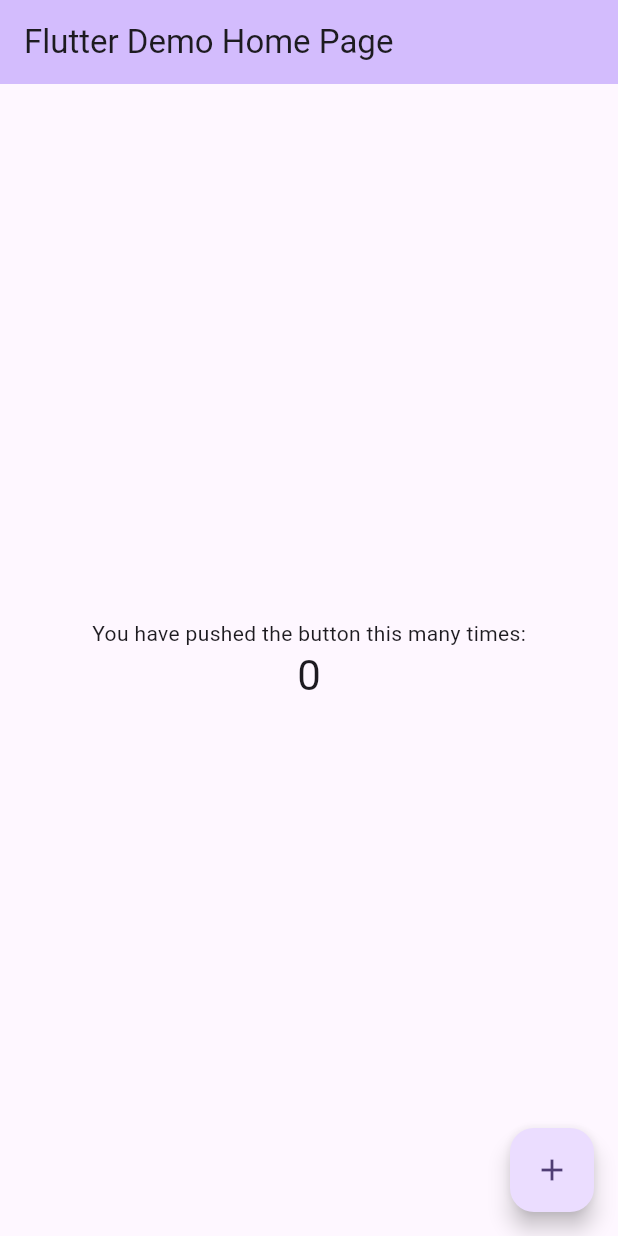
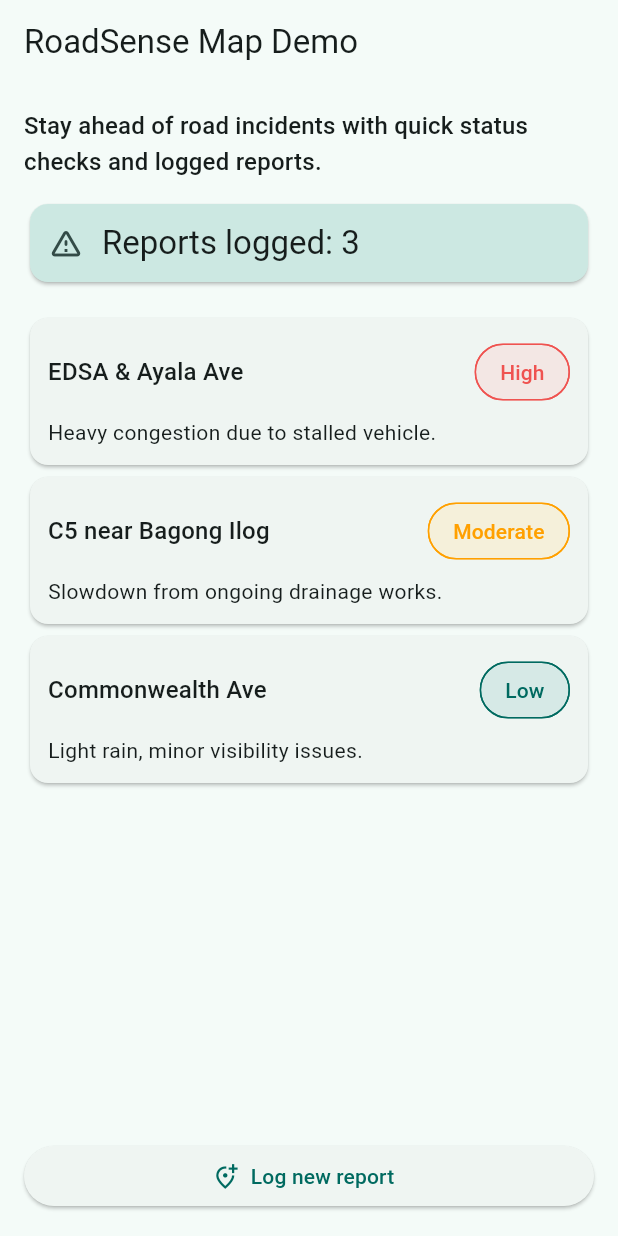
Before and after one commit to renzmichaelb396-coder/roadsense_map_demo, a Flutter app: the screen it shows after launch, on a phone screen of 412 x 824 dp. Run offline on Flutter 3.47's test engine with Material 3 defaults, Android fonts, the phone set to English and light mode, and no system bars.

Commit message:
Add RoadSense report dashboard and logging test

```diff
--- a/lib/main.dart
+++ b/lib/main.dart
@@ -4,48 +4,38 @@ void main() {
   runApp(const MyApp());
 }
 
+class RoadReport {
+  const RoadReport({
+    required this.location,
+    required this.severity,
+    required this.description,
+  });
+
+  final String location;
+  final SeverityLevel severity;
+  final String description;
+}
+
+enum SeverityLevel { low, moderate, high }
+
 class MyApp extends StatelessWidget {
   const MyApp({super.key});
 
-  // This widget is the root of your application.
   @override
   Widget build(BuildContext context) {
     return MaterialApp(
-      title: 'Flutter Demo',
+      title: 'RoadSense Map Demo',
       theme: ThemeData(
-        // This is the theme of your application.
-        //
-        // TRY THIS: Try running your application with "flutter run". You'll see
-        // the application has a purple toolbar. Then, without quitting the app,
-        // try changing the seedColor in the colorScheme below to Colors.green
-        // and then invoke "hot reload" (save your changes or press the "hot
-        // reload" button in a Flutter-supported IDE, or press "r" if you used
-        // the command line to start the app).
-        //
-        // Notice that the counter didn't reset back to zero; the application
-        // state is not lost during the reload. To reset the state, use hot
-        // restart instead.
-        //
-        // This works for code too, not just values: Most code changes can be
-        // tested with just a hot reload.
-        colorScheme: .fromSeed(seedColor: Colors.deepPurple),
+        colorScheme: ColorScheme.fromSeed(seedColor: Colors.teal),
+        useMaterial3: true,
       ),
-      home: const MyHomePage(title: 'Flutter Demo Home Page'),
+      home: const MyHomePage(title: 'RoadSense Map Demo'),
     );
   }
 }
 
 class MyHomePage extends StatefulWidget {
   const MyHomePage({super.key, required this.title});
-
-  // This widget is the home page of your application. It is stateful, meaning
-  // that it has a State object (defined below) that contains fields that affect
-  // how it looks.
-
-  // This class is the configuration for the state. It holds the values (in this
-  // case the title) provided by the parent (in this case the App widget) and
-  // used by the build method of the State. Fields in a Widget subclass are
-  // always marked "final".
 
   final String title;
 
@@ -54,69 +44,161 @@ class MyHomePage extends StatefulWidget {
 }
 
 class _MyHomePageState extends State<MyHomePage> {
-  int _counter = 0;
+  late List<RoadReport> _reports;
 
-  void _incrementCounter() {
+  @override
+  void initState() {
+    super.initState();
+    _reports = const [
+      RoadReport(
+        location: 'EDSA & Ayala Ave',
+        severity: SeverityLevel.high,
+        description: 'Heavy congestion due to stalled vehicle.',
+      ),
+      RoadReport(
+        location: 'C5 near Bagong Ilog',
+        severity: SeverityLevel.moderate,
+        description: 'Slowdown from ongoing drainage works.',
+      ),
+      RoadReport(
+        location: 'Commonwealth Ave',
+        severity: SeverityLevel.low,
+        description: 'Light rain, minor visibility issues.',
+      ),
+    ];
+  }
+
+  void _addReport() {
+    final nextIndex = _reports.length + 1;
     setState(() {
-      // This call to setState tells the Flutter framework that something has
-      // changed in this State, which causes it to rerun the build method below
-      // so that the display can reflect the updated values. If we changed
-      // _counter without calling setState(), then the build method would not be
-      // called again, and so nothing would appear to happen.
-      _counter++;
+      _reports = [
+        ..._reports,
+        RoadReport(
+          location: 'New report #$nextIndex',
+          severity: SeverityLevel.low,
+          description: 'Logged for follow-up review.',
+        ),
+      ];
     });
+  }
+
+  int get _reportCount => _reports.length;
+
+  Color _severityColor(SeverityLevel level, BuildContext context) {
+    switch (level) {
+      case SeverityLevel.high:
+        return Colors.red.shade400;
+      case SeverityLevel.moderate:
+        return Colors.amber.shade700;
+      case SeverityLevel.low:
+        return Theme.of(context).colorScheme.primary;
+    }
+  }
+
+  String _severityLabel(SeverityLevel level) {
+    switch (level) {
+      case SeverityLevel.high:
+        return 'High';
+      case SeverityLevel.moderate:
+        return 'Moderate';
+      case SeverityLevel.low:
+        return 'Low';
+    }
   }
 
   @override
   Widget build(BuildContext context) {
-    // This method is rerun every time setState is called, for instance as done
-    // by the _incrementCounter method above.
-    //
-    // The Flutter framework has been optimized to make rerunning build methods
-    // fast, so that you can just rebuild anything that needs updating rather
-    // than having to individually change instances of widgets.
     return Scaffold(
       appBar: AppBar(
-        // TRY THIS: Try changing the color here to a specific color (to
-        // Colors.amber, perhaps?) and trigger a hot reload to see the AppBar
-        // change color while the other colors stay the same.
-        backgroundColor: Theme.of(context).colorScheme.inversePrimary,
-        // Here we take the value from the MyHomePage object that was created by
-        // the App.build method, and use it to set our appbar title.
         title: Text(widget.title),
       ),
-      body: Center(
-        // Center is a layout widget. It takes a single child and positions it
-        // in the middle of the parent.
+      body: Padding(
+        padding: const EdgeInsets.all(16),
         child: Column(
-          // Column is also a layout widget. It takes a list of children and
-          // arranges them vertically. By default, it sizes itself to fit its
-          // children horizontally, and tries to be as tall as its parent.
-          //
-          // Column has various properties to control how it sizes itself and
-          // how it positions its children. Here we use mainAxisAlignment to
-          // center the children vertically; the main axis here is the vertical
-          // axis because Columns are vertical (the cross axis would be
-          // horizontal).
-          //
-          // TRY THIS: Invoke "debug painting" (choose the "Toggle Debug Paint"
-          // action in the IDE, or press "p" in the console), to see the
-          // wireframe for each widget.
-          mainAxisAlignment: .center,
+          crossAxisAlignment: CrossAxisAlignment.start,
           children: [
-            const Text('You have pushed the button this many times:'),
             Text(
-              '$_counter',
-              style: Theme.of(context).textTheme.headlineMedium,
+              'Stay ahead of road incidents with quick status checks and logged reports.',
+              style: Theme.of(context).textTheme.titleMedium,
+            ),
+            const SizedBox(height: 12),
+            Card(
+              color: Theme.of(context).colorScheme.secondaryContainer,
+              child: Padding(
+                padding: const EdgeInsets.all(12),
+                child: Row(
+                  children: [
+                    Icon(
+                      Icons.warning_amber_rounded,
+                      color: Theme.of(context).colorScheme.onSecondaryContainer,
+                    ),
+                    const SizedBox(width: 12),
+                    Text(
+                      'Reports logged: $_reportCount',
+                      style: Theme.of(context).textTheme.titleLarge,
+                    ),
+                  ],
+                ),
+              ),
+            ),
+            const SizedBox(height: 16),
+            Expanded(
+              child: ListView.builder(
+                itemCount: _reports.length,
+                itemBuilder: (context, index) {
+                  final report = _reports[index];
+                  final severityColor = _severityColor(report.severity, context);
+                  final severityLabel = _severityLabel(report.severity);
+                  return Card(
+                    child: Padding(
+                      padding: const EdgeInsets.all(12),
+                      child: Column(
+                        crossAxisAlignment: CrossAxisAlignment.start,
+                        children: [
+                          Row(
+                            mainAxisAlignment: MainAxisAlignment.spaceBetween,
+                            children: [
+                              Expanded(
+                                child: Text(
+                                  report.location,
+                                  style: Theme.of(context).textTheme.titleMedium,
+                                ),
+                              ),
+                              const SizedBox(width: 8),
+                              Chip(
+                                label: Text(severityLabel),
+                                backgroundColor: severityColor.withOpacity(0.12),
+                                labelStyle: TextStyle(color: severityColor),
+                                shape: StadiumBorder(
+                                  side: BorderSide(color: severityColor),
+                                ),
+                              ),
+                            ],
+                          ),
+                          const SizedBox(height: 6),
+                          Text(
+                            report.description,
+                            style: Theme.of(context).textTheme.bodyMedium,
+                          ),
+                        ],
+                      ),
+                    ),
+                  );
+                },
+              ),
+            ),
+            const SizedBox(height: 12),
+            SizedBox(
+              width: double.infinity,
+              child: ElevatedButton.icon(
+                onPressed: _addReport,
+                icon: const Icon(Icons.add_location_alt_outlined),
+                label: const Text('Log new report'),
+              ),
             ),
           ],
         ),
       ),
-      floatingActionButton: FloatingActionButton(
-        onPressed: _incrementCounter,
-        tooltip: 'Increment',
-        child: const Icon(Icons.add),
-      ),
     );
   }
 }
```
Also changed, not shown: 1 other file.
